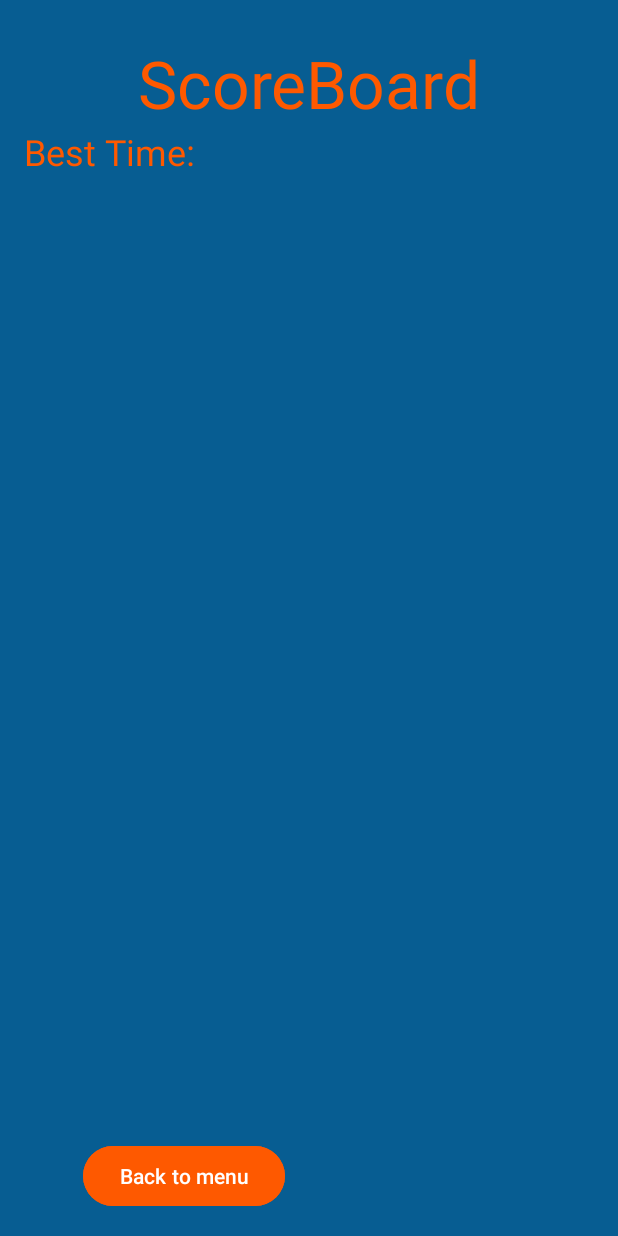
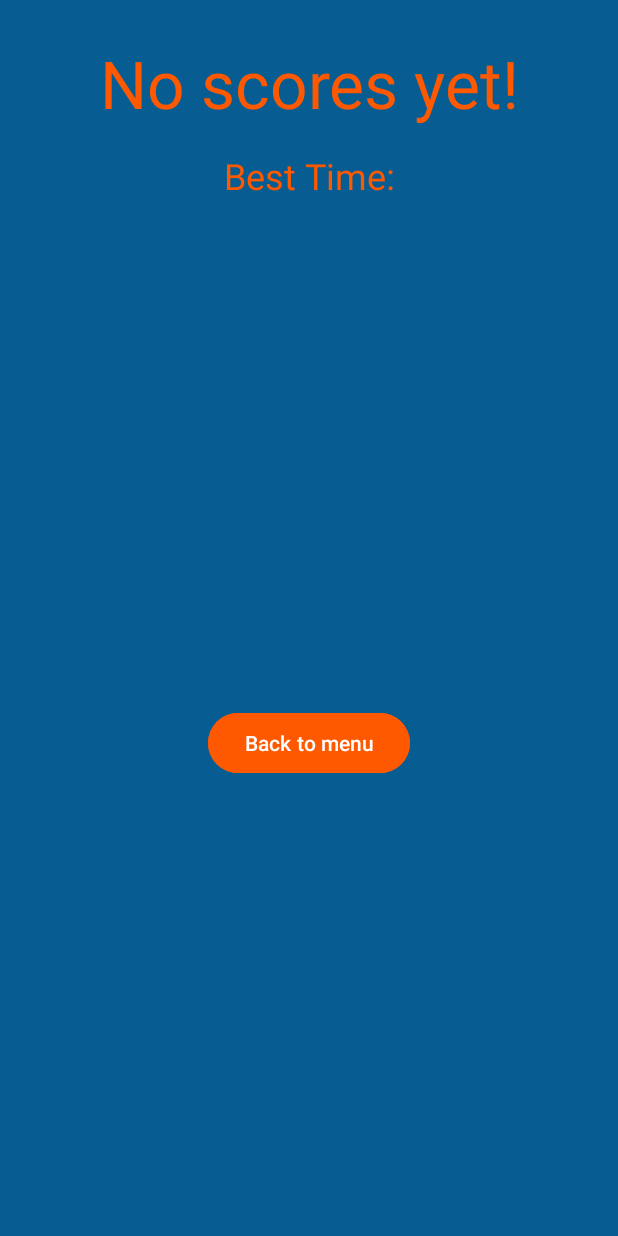
Before and after one commit to Vivianne-S/memoryMania, an Android app: the screen it shows after launch (ScoreBoardActivity), after a tap on "SCOREBOARD", on a phone screen of 412 x 824 dp. Run offline under Robolectric (Android 15) with nearby library versions, the phone set to English and light mode, and no system bars.

Commit message:
Implement ScoreBoardActivity to display top scores
- Created ScoreBoardActivity to show the top 5 best times from SharedPreferences.

- Retrieves the best times from SharedPreferences and sorts them.

- Displays the top 5 times in a `TextView`, formatted as a ranked list.

- Handles cases where there are no scores available by displaying "No scores yet!".

- Added functionality to navigate back to the main menu:
  - The "Back to Menu" button triggers the transition to MainActivity via an Intent.

```diff
--- a/app/src/main/java/com/example/memorymania/MainActivity.kt
+++ b/app/src/main/java/com/example/memorymania/MainActivity.kt
@@ -2,7 +2,7 @@
 
 import android.content.Intent
 import android.os.Bundle
-import android.view.View
+import android.util.Log
 import android.widget.Button
 import androidx.activity.enableEdgeToEdge
 import androidx.appcompat.app.AppCompatActivity
@@ -22,12 +22,16 @@
 
         // Sätter en click listener för att starta PlayGameActivity när knappen trycks och skapar en Intent för att starta PlayGameActivity.
         playGameButton.setOnClickListener {
+            // Logga för felsökning
+            Log.d("MainActivity", "Play Game Button clicked")
             val intent = Intent(this, PlayGameActivity::class.java)
             startActivity(intent)
         }
 
         // Sätter en click listener för att starta ScoreBoardActivity när knappen trycks och skapar en Intent för att starta ScoreBoardActivity.
         scoreBoardButton.setOnClickListener {
+            // Logga för felsökning
+            Log.d("MainActivity", "ScoreBoard Button clicked")
             startActivity(Intent(this, ScoreBoardActivity::class.java))
         }
 
--- a/app/src/main/java/com/example/memorymania/ScoreBoardActivity.kt
+++ b/app/src/main/java/com/example/memorymania/ScoreBoardActivity.kt
@@ -1,6 +1,9 @@
 package com.example.memorymania
 
+import android.content.Intent
 import android.os.Bundle
+import android.widget.Button
+import android.widget.TextView
 import androidx.appcompat.app.AppCompatActivity
 
 class ScoreBoardActivity : AppCompatActivity() {
@@ -8,5 +11,34 @@
     override fun onCreate(savedInstanceState: Bundle?) {
         super.onCreate(savedInstanceState)
         setContentView(R.layout.activity_scoreboard) // Ladda layouten för scoreboard
+
+        val sharedPref = getSharedPreferences("game_data", MODE_PRIVATE)
+
+        // Läs in bästa tiderna från SharedPreferences och hantera om det är null eller tomt
+        val times = sharedPref.getStringSet("best_times", mutableSetOf())?.map { it.toInt() }?.sorted() ?: emptyList()
+
+        // Begränsa till de 5 bästa tiderna
+        val topTimes = times.take(5)
+
+        // Formatera listan
+        val formattedTimes = topTimes.mapIndexed { index, time -> "${index + 1}. $time sekunder" }
+
+        // Visa tiderna i TextView
+        val scoreBoardTitle = findViewById<TextView>(R.id.scoreboard_title)
+        scoreBoardTitle.text = if (formattedTimes.isEmpty()) {
+            "No scores yet!" // Visa ett meddelande om inga tider finns
+        } else {
+            formattedTimes.joinToString("\n")
+        }
+        // Hämta referens till knappen "Back to Menu"
+        val backToMenuButton: Button = findViewById(R.id.back_to_menu_button)
+
+        // Sätt OnClickListener för att gå tillbaka till huvudmenyn
+        backToMenuButton.setOnClickListener {
+            // Starta MainActivity (huvudmenyn)
+            val intent = Intent(this, MainActivity::class.java)
+            startActivity(intent)
+            finish() // Avsluta den här aktiviteten så att den inte är kvar i stacken
+        }
     }
 }
--- a/app/src/main/res/layout/activity_scoreboard.xml
+++ b/app/src/main/res/layout/activity_scoreboard.xml
@@ -5,6 +5,7 @@
     android:layout_width="match_parent"
     android:layout_height="match_parent"
     android:background="#075D92">
+
 
     <!-- Scoreboard Title -->
     <TextView
@@ -15,14 +16,11 @@
         android:textSize="44sp"
         android:textColor="#FE5900"
         android:layout_marginTop="26dp"
-        android:layout_marginStart="16dp"
-        android:layout_marginEnd="16dp"
-        android:layout_marginBottom="16dp"
         app:layout_constraintTop_toTopOf="parent"
         app:layout_constraintStart_toStartOf="parent"
-        app:layout_constraintEnd_toEndOf="parent"/>
+        app:layout_constraintEnd_toEndOf="parent" />
 
-    <!-- Best Time: -->
+    <!-- Best Time Label -->
     <TextView
         android:id="@+id/best_time_label"
         android:layout_width="wrap_content"
@@ -30,34 +28,22 @@
         android:text="@string/best_time"
         android:textSize="24sp"
         android:textColor="#FE5900"
-
-        android:layout_marginStart="16dp"
-        android:layout_marginEnd="16dp"
-        android:layout_marginBottom="16dp"
-        app:layout_constraintTop_toBottomOf="@+id/scoreboard_title"
-
-        app:layout_constraintStart_toStartOf="parent" />
+        android:layout_marginTop="16dp"
+        app:layout_constraintTop_toBottomOf="@id/scoreboard_title"
+        app:layout_constraintStart_toStartOf="parent"
+        app:layout_constraintEnd_toEndOf="parent" />
 
     <!-- Score List -->
     <TextView
-        android:id="@+id/scoreList"
-        android:layout_width="wrap_content"
+        android:id="@+id/scoreTimeDisplay"
+        android:layout_width="0dp"
         android:layout_height="wrap_content"
-      />
-
-    <TextView
-        android:id="@+id/scoreTimeDisplay"
-        android:layout_width="wrap_content"
-        android:layout_height="wrap_content"
-        android:text=""
         android:textSize="18sp"
         android:textColor="#FFFFFF"
-        android:layout_marginStart="16dp"
-        android:layout_marginEnd="16dp"
-        android:layout_marginTop="60dp"
-        app:layout_constraintTop_toBottomOf="@+id/scoreboard_title"
+        android:layout_marginTop="8dp"
+        app:layout_constraintTop_toBottomOf="@id/best_time_label"
         app:layout_constraintStart_toStartOf="parent"
-        app:layout_constraintEnd_toEndOf="parent"/>
+        app:layout_constraintEnd_toEndOf="parent" />
 
     <!-- Back to Menu Button -->
     <Button
@@ -65,10 +51,13 @@
         android:layout_width="wrap_content"
         android:layout_height="wrap_content"
         android:text="@string/back_to_menu"
-        app:layout_constraintEnd_toEndOf="@id/scoreTimeDisplay"
         android:backgroundTint="#FE5900"
         android:textColor="#FFFFFF"
-        app:layout_constraintBottom_toBottomOf="parent"
+        android:layout_marginTop="16dp"
         android:layout_marginBottom="16dp"
-        android:layout_marginEnd="16dp"/>
+        app:layout_constraintTop_toBottomOf="@id/scoreTimeDisplay"
+        app:layout_constraintStart_toStartOf="parent"
+        app:layout_constraintEnd_toEndOf="parent"
+        app:layout_constraintBottom_toBottomOf="parent" />
+
 </androidx.constraintlayout.widget.ConstraintLayout>
```
Also changed, not shown: app/src/main/java/com/example/memorymania/PlayGameActivity.kt (+33 -19 lines).
